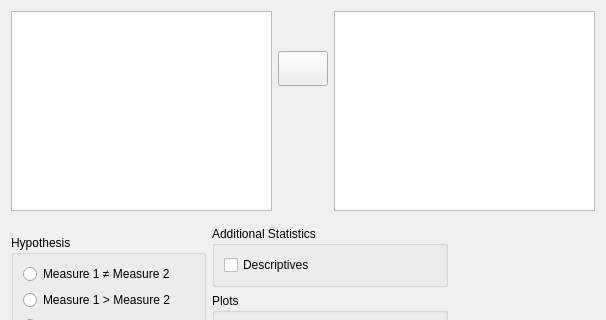
jasp-stats/jasp-desktop, file JASP-Desktop/analysisforms/ttestbayesianpairedsamplesform.ui: the form before one commit; both pictures show x 0 to 606 and y 0 to 320 of the 606 by 966 pixel window.
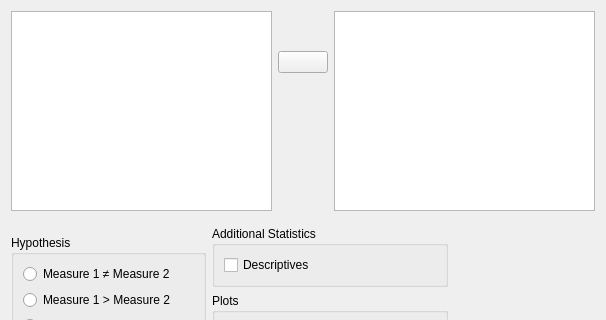
The form after the commit. Custom widgets are drawn as their Qt base class.

Diff of the .ui file:
```diff
--- a/JASP-Desktop/analysisforms/ttestbayesianpairedsamplesform.ui
+++ b/JASP-Desktop/analysisforms/ttestbayesianpairedsamplesform.ui
@@ -133,13 +133,13 @@
            <property name="minimumSize">
             <size>
              <width>50</width>
-             <height>35</height>
+             <height>0</height>
             </size>
            </property>
            <property name="maximumSize">
             <size>
              <width>50</width>
-             <height>35</height>
+             <height>16777215</height>
             </size>
            </property>
            <property name="text">
```
